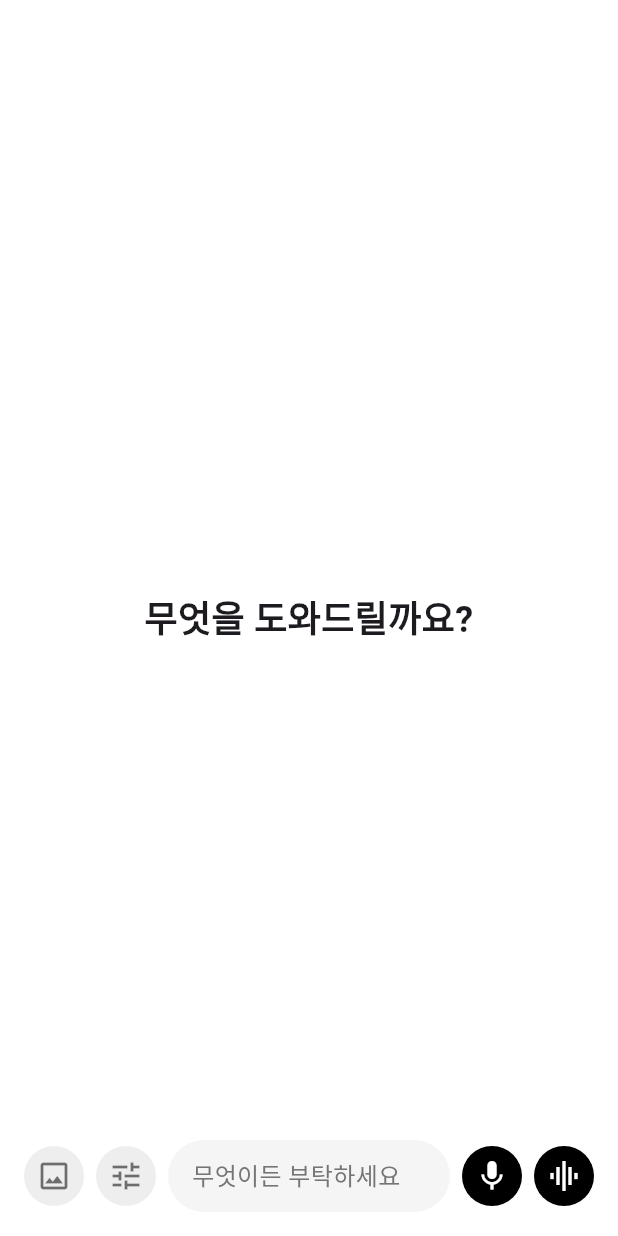
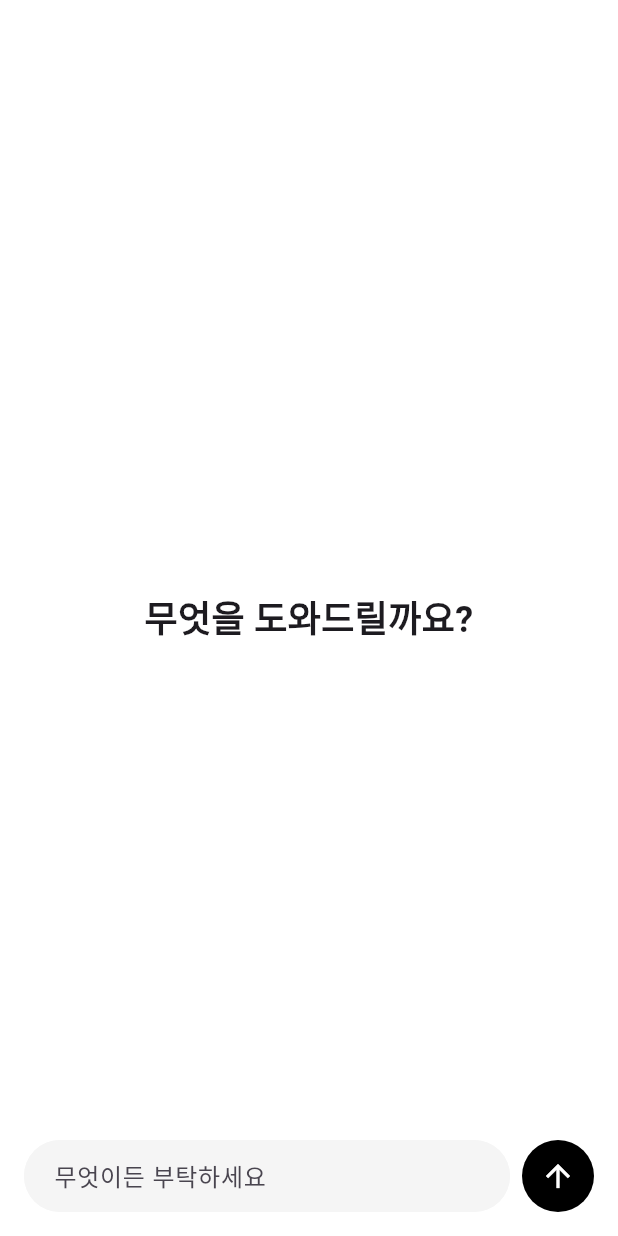
Before and after one commit to seoulorigin/app_test, a Flutter app: the screen it shows after launch, on a phone screen of 412 x 824 dp. Run offline on Flutter 3.47's test engine with Material 3 defaults, Android fonts, the phone set to English and light mode, and no system bars.

Commit message:
입력창 수정

```diff
--- a/lib/main.dart
+++ b/lib/main.dart
@@ -45,97 +45,45 @@ class SearchPage extends StatelessWidget {
               color: Colors.white.withOpacity(0.95),
               child: Row(
                 children: [
-                  // 이미지 아이콘
-                  Container(
-                    width: 40,
-                    height: 40,
+                  // 입력창 (왼쪽부터 최대한 넓게)
+                  Expanded(
+                    child: Container(
+                      height: 48,
+                      alignment: Alignment.centerLeft,
                       decoration: BoxDecoration(
-                      color: Colors.grey.shade200,
-                      shape: BoxShape.circle,
+                        color: Colors.grey.shade100,
+                        borderRadius: BorderRadius.circular(24),
                       ),
-                    child: Icon(Icons.image_outlined, color: Colors.black54),
-                  ),
-                  const SizedBox(width: 8),
-                  // 설정 아이콘
-                  Container(
-                    width: 40,
-                    height: 40,
-                    decoration: BoxDecoration(
-                      color: Colors.grey.shade200,
-                      shape: BoxShape.circle,
-                    ),
-                    child: Icon(Icons.tune, color: Colors.black54),
-                  ),
-                  const SizedBox(width: 8),
-                  // 입력창
-                  Expanded(
-                    child: GestureDetector(
-                      onTap: () {
-                        FocusScope.of(context).requestFocus(FocusNode());
-                        showModalBottomSheet(
-                          context: context,
-                          isScrollControlled: true,
-                          backgroundColor: Colors.transparent,
-                          builder: (context) {
-                            return Padding(
-                              padding: MediaQuery.of(context).viewInsets,
-                              child: Container(
-                                color: Colors.white,
-                                padding: const EdgeInsets.symmetric(horizontal: 16, vertical: 12),
                       child: TextField(
                         controller: _controller,
-                                  autofocus: true,
                         decoration: InputDecoration(
                           hintText: '무엇이든 부탁하세요',
                           border: OutlineInputBorder(
                             borderRadius: BorderRadius.circular(24),
                             borderSide: BorderSide.none,
                           ),
+                          contentPadding: const EdgeInsets.symmetric(horizontal: 16),
                           filled: true,
                           fillColor: Colors.grey.shade100,
                         ),
                       ),
                     ),
-                            );
-                          },
-                        );
-                      },
-                      child: Container(
-                        height: 48,
-                        alignment: Alignment.centerLeft,
-                        padding: const EdgeInsets.symmetric(horizontal: 16),
-                        decoration: BoxDecoration(
-                          color: Colors.grey.shade100,
-                          borderRadius: BorderRadius.circular(24),
-                        ),
-                        child: Text(
-                          '무엇이든 부탁하세요',
-                          style: TextStyle(color: Colors.grey.shade600, fontSize: 16),
-                        ),
-                      ),
-                    ),
                   ),
                   const SizedBox(width: 8),
-                  // 마이크 아이콘
+                  // 검정색 동그라미 버튼 (위쪽 화살표)
                   Container(
-                    width: 40,
-                    height: 40,
+                    width: 48,
+                    height: 48,
                     decoration: BoxDecoration(
                       color: Colors.black,
                       shape: BoxShape.circle,
                     ),
-                    child: Icon(Icons.mic, color: Colors.white),
+                    child: IconButton(
+                      icon: Icon(Icons.arrow_upward, color: Colors.white),
+                      onPressed: () {
+                        // 원하는 동작 추가 가능
+                      },
                     ),
-                  const SizedBox(width: 8),
-                  // 음성 아이콘 (파형)
-                  Container(
-                    width: 40,
-                    height: 40,
-                    decoration: BoxDecoration(
-                      color: Colors.black,
-                      shape: BoxShape.circle,
-                    ),
-                    child: Icon(Icons.graphic_eq, color: Colors.white),
                   ),
                 ],
               ),
```
Lines whose indentation alone changed are shown as unchanged.
